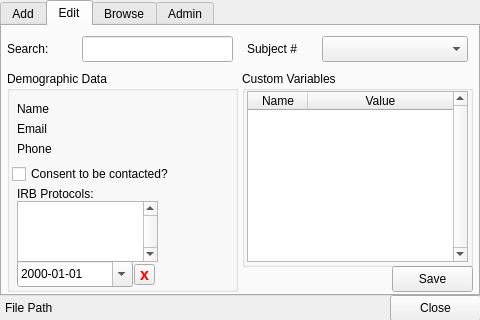
Old version of the form src/psylab/subject_manager/subject_manager_ui.ui in the repository cbrown1/psylab.
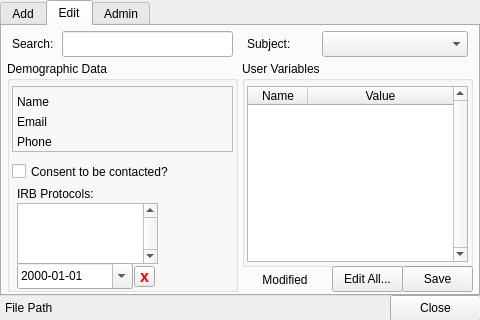
New version of the form. The open tabs and pages were chosen to show the change.

What changed in the file:
```diff
--- a/src/psylab/subject_manager/subject_manager_ui.ui
+++ b/src/psylab/subject_manager/subject_manager_ui.ui
@@ -345,7 +345,7 @@
      <property name="geometry">
       <rect>
        <x>320</x>
-       <y>10</y>
+       <y>5</y>
        <width>146</width>
        <height>26</height>
       </rect>
@@ -354,9 +354,9 @@
     <widget class="QPushButton" name="edit_pushButton">
      <property name="geometry">
       <rect>
-       <x>390</x>
+       <x>400</x>
        <y>240</y>
-       <width>81</width>
+       <width>71</width>
        <height>26</height>
       </rect>
      </property>
@@ -367,9 +367,9 @@
     <widget class="QLineEdit" name="edit_search_lineEdit">
      <property name="geometry">
       <rect>
-       <x>80</x>
-       <y>10</y>
-       <width>151</width>
+       <x>60</x>
+       <y>5</y>
+       <width>171</width>
        <height>26</height>
       </rect>
      </property>
@@ -377,9 +377,9 @@
     <widget class="QLabel" name="label_20">
      <property name="geometry">
       <rect>
-       <x>5</x>
-       <y>15</y>
-       <width>80</width>
+       <x>10</x>
+       <y>10</y>
+       <width>61</width>
        <height>16</height>
       </rect>
      </property>
@@ -391,71 +391,32 @@
      <property name="geometry">
       <rect>
        <x>245</x>
-       <y>15</y>
-       <width>71</width>
+       <y>10</y>
+       <width>61</width>
        <height>16</height>
       </rect>
      </property>
      <property name="text">
-      <string>Subject #</string>
+      <string>Subject:</string>
      </property>
     </widget>
     <widget class="QGroupBox" name="groupBox">
      <property name="geometry">
       <rect>
        <x>5</x>
-       <y>45</y>
+       <y>35</y>
        <width>231</width>
-       <height>221</height>
+       <height>231</height>
       </rect>
      </property>
      <property name="title">
       <string>Demographic Data</string>
      </property>
-     <widget class="QLabel" name="edit_name_label">
+     <widget class="QLabel" name="edit_protocol_label">
       <property name="geometry">
        <rect>
         <x>10</x>
-        <y>30</y>
-        <width>196</width>
-        <height>16</height>
-       </rect>
-      </property>
-      <property name="text">
-       <string>Name</string>
-      </property>
-     </widget>
-     <widget class="QLabel" name="edit_email_label">
-      <property name="geometry">
-       <rect>
-        <x>10</x>
-        <y>50</y>
-        <width>196</width>
-        <height>16</height>
-       </rect>
-      </property>
-      <property name="text">
-       <string>Email</string>
-      </property>
-     </widget>
-     <widget class="QLabel" name="edit_phone_label">
-      <property name="geometry">
-       <rect>
-        <x>10</x>
-        <y>70</y>
-        <width>196</width>
-        <height>16</height>
-       </rect>
-      </property>
-      <property name="text">
-       <string>Phone</string>
-      </property>
-     </widget>
-     <widget class="QLabel" name="edit_protocol_label_2">
-      <property name="geometry">
-       <rect>
-        <x>10</x>
-        <y>115</y>
+        <y>125</y>
         <width>196</width>
         <height>16</height>
        </rect>
@@ -468,7 +429,7 @@
       <property name="geometry">
        <rect>
         <x>10</x>
-        <y>130</y>
+        <y>142</y>
         <width>141</width>
         <height>61</height>
        </rect>
@@ -481,9 +442,9 @@
       <property name="geometry">
        <rect>
         <x>5</x>
-        <y>90</y>
+        <y>100</y>
         <width>201</width>
-        <height>26</height>
+        <height>21</height>
        </rect>
       </property>
       <property name="text">
@@ -494,7 +455,7 @@
       <property name="geometry">
        <rect>
         <x>127</x>
-        <y>193</y>
+        <y>205</y>
         <width>21</width>
         <height>21</height>
        </rect>
@@ -517,7 +478,7 @@
       <property name="geometry">
        <rect>
         <x>10</x>
-        <y>190</y>
+        <y>202</y>
         <width>116</width>
         <height>26</height>
        </rect>
@@ -529,26 +490,81 @@
        <bool>true</bool>
       </property>
      </widget>
+     <widget class="QFrame" name="frame">
+      <property name="geometry">
+       <rect>
+        <x>5</x>
+        <y>25</y>
+        <width>221</width>
+        <height>66</height>
+       </rect>
+      </property>
+      <property name="frameShape">
+       <enum>QFrame::StyledPanel</enum>
+      </property>
+      <property name="frameShadow">
+       <enum>QFrame::Sunken</enum>
+      </property>
+      <widget class="QLabel" name="edit_name_label">
+       <property name="geometry">
+        <rect>
+         <x>5</x>
+         <y>10</y>
+         <width>211</width>
+         <height>11</height>
+        </rect>
+       </property>
+       <property name="text">
+        <string>Name</string>
+       </property>
+      </widget>
+      <widget class="QLabel" name="edit_phone_label">
+       <property name="geometry">
+        <rect>
+         <x>5</x>
+         <y>50</y>
+         <width>211</width>
+         <height>11</height>
+        </rect>
+       </property>
+       <property name="text">
+        <string>Phone</string>
+       </property>
+      </widget>
+      <widget class="QLabel" name="edit_email_label">
+       <property name="geometry">
+        <rect>
+         <x>5</x>
+         <y>30</y>
+         <width>211</width>
+         <height>11</height>
+        </rect>
+       </property>
+       <property name="text">
+        <string>Email</string>
+       </property>
+      </widget>
+     </widget>
     </widget>
     <widget class="QGroupBox" name="groupBox_8">
      <property name="geometry">
       <rect>
        <x>240</x>
-       <y>45</y>
+       <y>35</y>
        <width>231</width>
-       <height>196</height>
+       <height>206</height>
       </rect>
      </property>
      <property name="title">
-      <string>Custom Variables</string>
+      <string>User Variables</string>
      </property>
      <widget class="QTableWidget" name="edit_custom_tableWidget">
       <property name="geometry">
        <rect>
         <x>5</x>
-        <y>20</y>
+        <y>25</y>
         <width>221</width>
-        <height>171</height>
+        <height>176</height>
        </rect>
       </property>
       <property name="verticalScrollBarPolicy">
@@ -593,19 +609,33 @@
       </column>
      </widget>
     </widget>
-   </widget>
-   <widget class="QWidget" name="tab_5">
-    <attribute name="title">
-     <string>Browse</string>
-    </attribute>
-    <widget class="QTableView" name="tableView">
+    <widget class="QPushButton" name="edit_all_pushButton">
      <property name="geometry">
       <rect>
-       <x>5</x>
-       <y>5</y>
-       <width>466</width>
-       <height>221</height>
+       <x>330</x>
+       <y>240</y>
+       <width>71</width>
+       <height>26</height>
       </rect>
+     </property>
+     <property name="text">
+      <string>Edit All...</string>
+     </property>
+    </widget>
+    <widget class="QLabel" name="edit_data_changed_label">
+     <property name="geometry">
+      <rect>
+       <x>245</x>
+       <y>243</y>
+       <width>76</width>
+       <height>21</height>
+      </rect>
+     </property>
+     <property name="text">
+      <string>Modified</string>
+     </property>
+     <property name="alignment">
+      <set>Qt::AlignCenter</set>
      </property>
     </widget>
    </widget>
```
Left out of the diff: 144 changed lines with no effect on the pictures.
